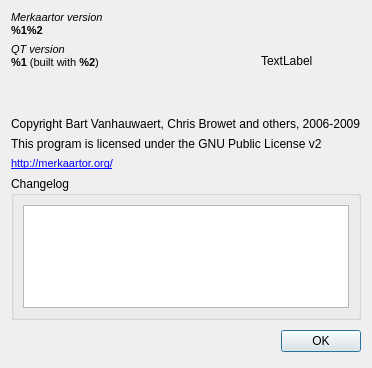
Above: src/AboutDialog.ui from openstreetmap/merkaartor before the change. Below: the same form after it.
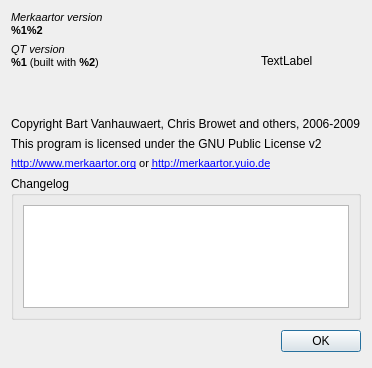
That is the form after the change.

Commit message: FIX : URL's in about dialog (fixes #2606)

The edit to the form file:
```diff
--- a/src/AboutDialog.ui
+++ b/src/AboutDialog.ui
@@ -105,13 +105,13 @@
     </widget>
    </item>
    <item>
-    <widget class="QLabel" name="lblUrl" >
-     <property name="text" >
-      <string>&lt;!DOCTYPE HTML PUBLIC "-//W3C//DTD HTML 4.0//EN" "http://www.w3.org/TR/REC-html40/strict.dtd">
-&lt;html>&lt;head>&lt;meta name="qrichtext" content="1" />&lt;style type="text/css">
+    <widget class="QLabel" name="lblUrl">
+     <property name="text">
+      <string>&lt;!DOCTYPE HTML PUBLIC &quot;-//W3C//DTD HTML 4.0//EN&quot; &quot;http://www.w3.org/TR/REC-html40/strict.dtd&quot;&gt;
+&lt;html&gt;&lt;head&gt;&lt;meta name=&quot;qrichtext&quot; content=&quot;1&quot; /&gt;&lt;style type=&quot;text/css&quot;&gt;
 p, li { white-space: pre-wrap; }
-&lt;/style>&lt;/head>&lt;body style=" font-family:'MS Shell Dlg 2'; font-size:8.25pt; font-weight:400; font-style:normal;">
-&lt;p style=" margin-top:0px; margin-bottom:0px; margin-left:0px; margin-right:0px; -qt-block-indent:0; text-indent:0px;">&lt;a href="http://merkaartor.org/">&lt;span style=" text-decoration: underline; color:#0000ff;">http://merkaartor.org/&lt;/span>&lt;/a>&lt;/p>&lt;/body>&lt;/html></string>
+&lt;/style&gt;&lt;/head&gt;&lt;body style=&quot; font-family:'MS Shell Dlg 2'; font-size:8.25pt; font-weight:400; font-style:normal;&quot;&gt;
+&lt;p style=&quot; margin-top:0px; margin-bottom:0px; margin-left:0px; margin-right:0px; -qt-block-indent:0; text-indent:0px;&quot;&gt;&lt;a href=&quot;http://www.merkaartor.org&quot;&gt;&lt;span style=&quot; font-size:8pt; text-decoration: underline; color:#0000ff;&quot;&gt;http://www.merkaartor.org&lt;/span&gt;&lt;/a&gt; or &lt;a href=&quot;http://merkaartor.yuio.de&quot;&gt;&lt;span style=&quot; font-size:8pt; text-decoration: underline; color:#0000ff;&quot;&gt;http://merkaartor.yuio.de&lt;/span&gt;&lt;/a&gt;&lt;/p&gt;&lt;/body&gt;&lt;/html&gt;</string>
      </property>
      <property name="textInteractionFlags" >
       <set>Qt::LinksAccessibleByMouse|Qt::TextSelectableByMouse</set>
```
Left out of the diff: 111 changed lines with no effect on the pictures. The commit also changes 1 other file.
